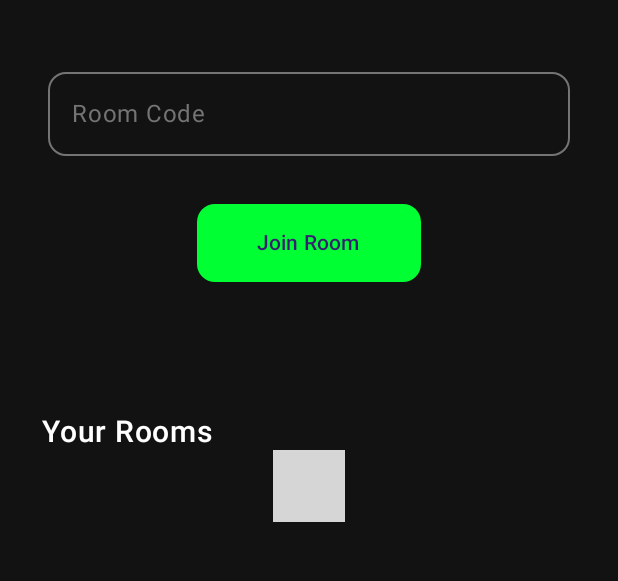
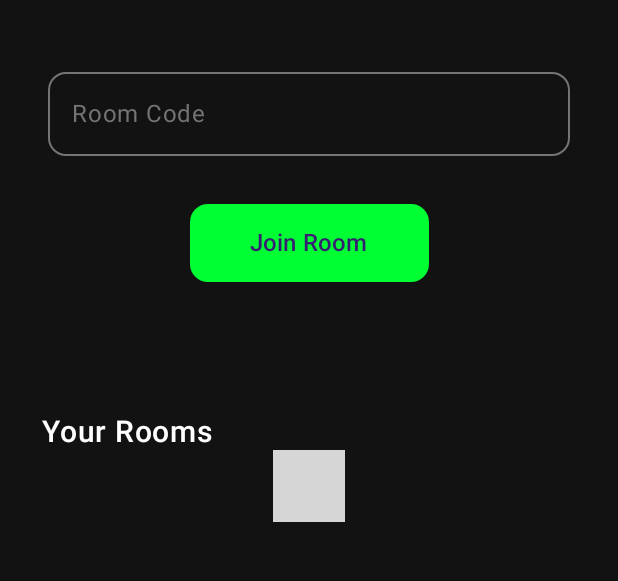
Before and after one commit to panna0/CommanderAndroid, an Android app built with Jetpack Compose: the composable HomeScreen called with empty values, on a phone screen of 412 x 824 dp, the part 378-959 px from its top. Run offline under Robolectric (Android 15) with nearby library versions, the phone set to English and light mode, and no system bars; 6 statements that could not run were skipped; grey boxes are pictures that could not be loaded.

Commit message:
Update for use different button sizes

```diff
--- a/app/src/main/java/com/example/commander/Components/Btn.kt
+++ b/app/src/main/java/com/example/commander/Components/Btn.kt
@@ -11,6 +11,7 @@ import androidx.compose.runtime.Composable
 import androidx.compose.ui.Modifier
 import androidx.compose.ui.graphics.Shape
 import androidx.compose.ui.unit.dp
+import androidx.compose.ui.unit.sp
 
 import com.example.commander.UI.AppShapes
 
@@ -25,17 +26,26 @@ fun Btn(
         contentColor = MaterialTheme.colorScheme.onPrimary,
         disabledContainerColor = MaterialTheme.colorScheme.surfaceVariant,
         disabledContentColor = MaterialTheme.colorScheme.onSurfaceVariant,
-    )
+    ),
+    small: Boolean = false // <--- nuovo parametro
 ) {
+    val horizontalPadding = if (small) 8.dp else 16.dp
+    val verticalPadding = if (small) 4.dp else 8.dp
+    val fontSize = if (small) 12.sp else 16.sp
+
     Button(
         onClick = onClick,
         modifier = modifier,
         shape = shape,
-        colors = colors,
-
+        colors = colors
     ) {
         Text(
             text,
-            modifier = Modifier.padding(horizontal = 16.dp, vertical = 8.dp))
+            fontSize = fontSize,
+            modifier = Modifier.padding(
+                horizontal = horizontalPadding,
+                vertical = verticalPadding
+            )
+        )
     }
 }
```
